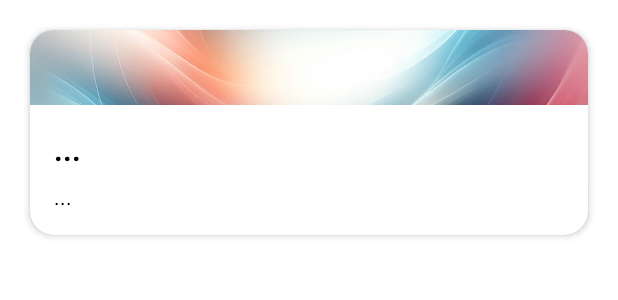
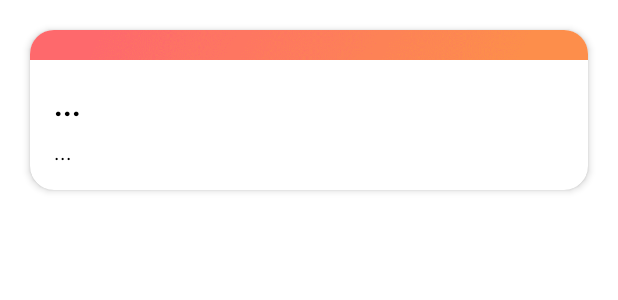
Before and after one commit to vincent-vw/CSCB07-Project, an Android app: the layout announcement.xml on its own in the app's theme, with its tools: preview values and no code run, on a phone screen of 412 x 824 dp. Shown: the top 300 px of the screen. Run offline under Robolectric (Android 15) with nearby library versions, the light colour scheme and no system bars.

Commit message:
Customized announcements

```diff
--- a/Application/app/src/main/res/layout/announcement.xml
+++ b/Application/app/src/main/res/layout/announcement.xml
@@ -18,7 +18,7 @@
         <ImageView
             android:id="@+id/image_announcement"
             android:layout_width="match_parent"
-            android:layout_height="50dp"
+            android:layout_height="20dp"
             android:src="@drawable/background1"
             android:scaleType="centerCrop">
         </ImageView>
```
Also changed, not shown: Application/app/src/main/res/drawable/background1.png.
